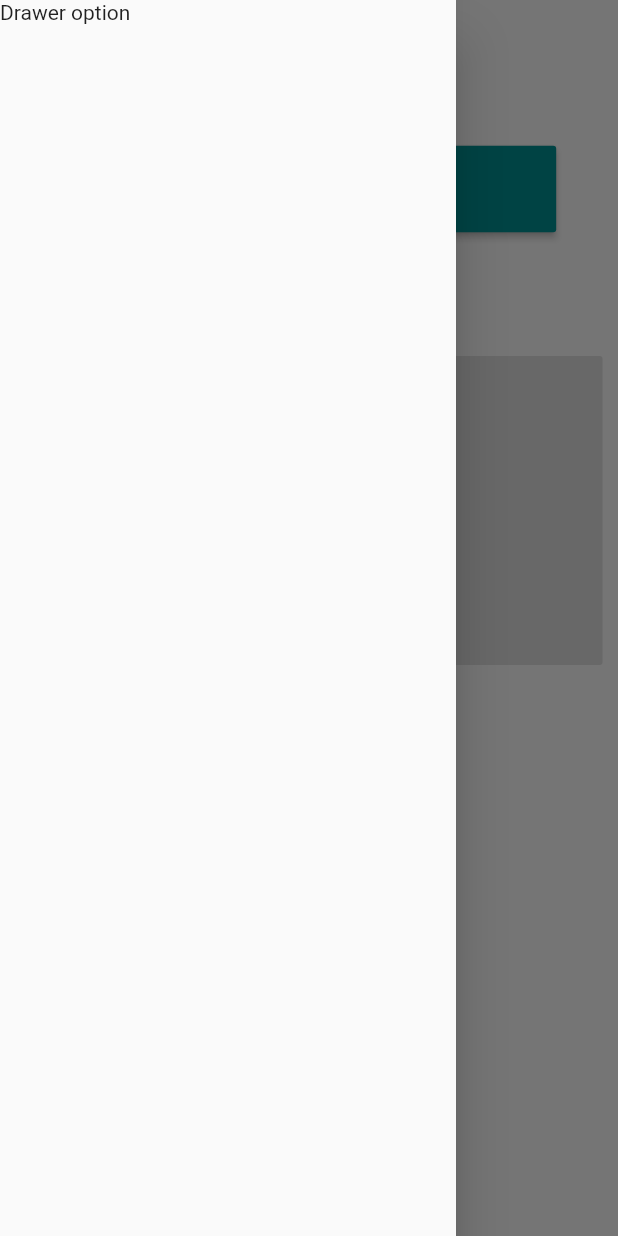
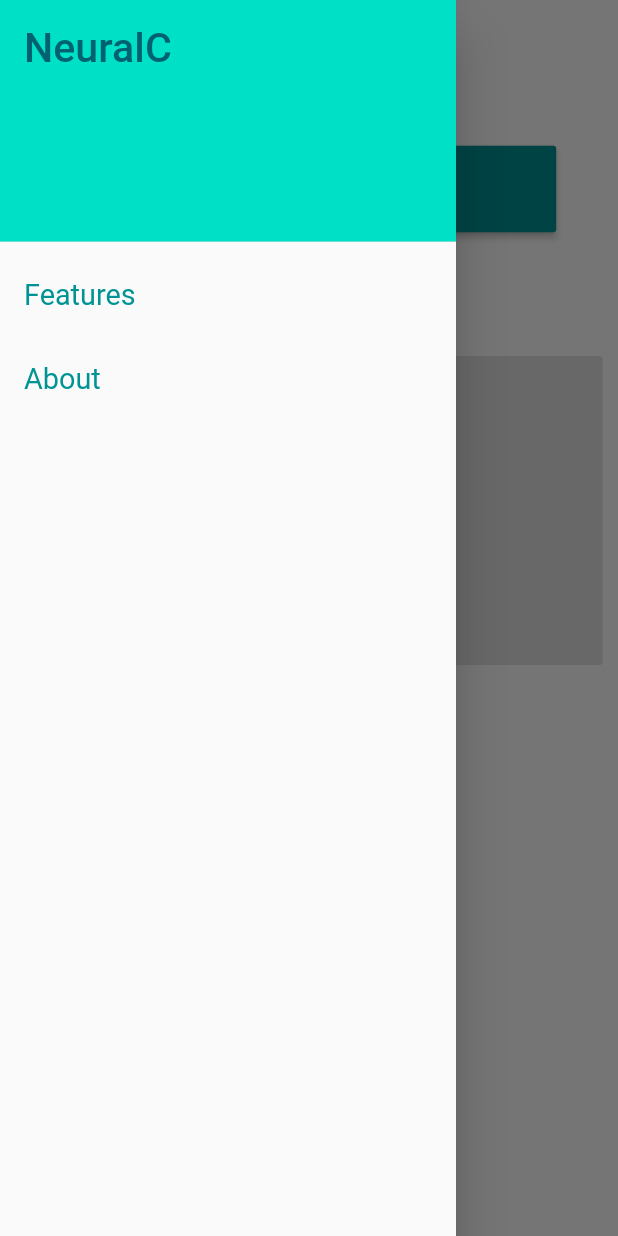
Before and after one commit to cankush625/NeuralC, a Flutter app: the screen it shows after launch, with the side drawer open, on a phone screen of 412 x 824 dp. Run offline on Flutter 3.47's test engine with Material 2 defaults, Android fonts, the phone set to English and light mode, and no system bars; our stand-ins replace flutter_icons, sizer.

Commit message:
Drawer added
Signed-off-by: cankush625 <cankush625@gmail.com>

```diff
--- a/lib/constants/constants.dart
+++ b/lib/constants/constants.dart
@@ -13,3 +13,6 @@ Color captureButtonColor = Color(0xFFe3e3e3);
 double captureButtonHeight = 25.0.h;
 double captureButtonMinWidth = 95.0.w;
 double captureButtonElevation = 0;
+
+// Drawer Icon
+double drawerIconSize = 16.0.sp;
--- a/lib/screens/home/home.dart
+++ b/lib/screens/home/home.dart
@@ -10,7 +10,7 @@ class Home extends StatelessWidget {
   Widget build(BuildContext context) {
     return Scaffold(
       appBar: Appbar(context),
-      drawer: AppBarDrawer(),
+      drawer: AppBarDrawer(context),
       body: SafeArea(
         child: Column(
           children: [
--- a/lib/widgets/drawer/drawer.dart
+++ b/lib/widgets/drawer/drawer.dart
@@ -1,13 +1,42 @@
 import 'package:flutter/material.dart';
 import 'package:flutter_icons/flutter_icons.dart';
-import 'package:sizer/sizer.dart';
+import 'package:neuralc/constants/constants.dart';
 
 // ignore: non_constant_identifier_names
-Widget AppBarDrawer() {
+Widget AppBarDrawer(BuildContext context) {
   return Drawer(
     child: Container(
-      child: Text(
-        'Drawer option',
+      child: ListView(
+        padding: EdgeInsets.zero,
+        children: <Widget>[
+          DrawerHeader(
+            child: Text(
+              'NeuralC',
+              style: Theme.of(context).textTheme.headline6,
+            ),
+            decoration: BoxDecoration(
+              color: Theme.of(context).accentColor,
+            ),
+          ),
+          ListTile(
+            title: Text(
+              'Features',
+              style: Theme.of(context).textTheme.bodyText1,
+            ),
+            onTap: () {
+              Navigator.pop(context);
+            },
+          ),
+          ListTile(
+            title: Text(
+              'About',
+              style: Theme.of(context).textTheme.bodyText1,
+            ),
+            onTap: () {
+              Navigator.pop(context);
+            },
+          ),
+        ],
       ),
     ),
   );
@@ -22,7 +51,7 @@ Widget DrawerIcon(BuildContext context) {
       },
       icon: Icon(
         FontAwesome5Solid.stream,
-        size: 16.0.sp,
+        size: drawerIconSize,
         color: Theme.of(context).appBarTheme.iconTheme.color,
       ),
     ),
```
